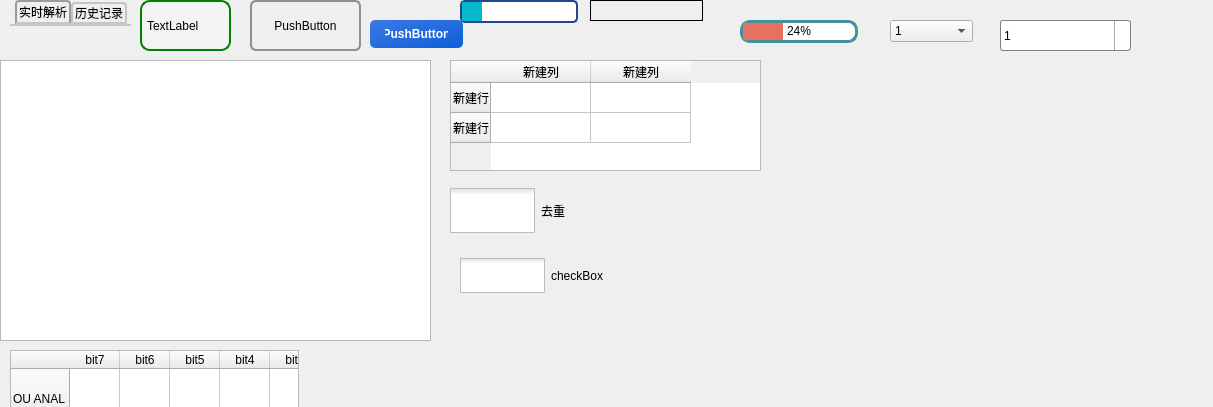
Qt form KCTS/KCTS Project/demo/test.ui (learniuH/work) before a commit.
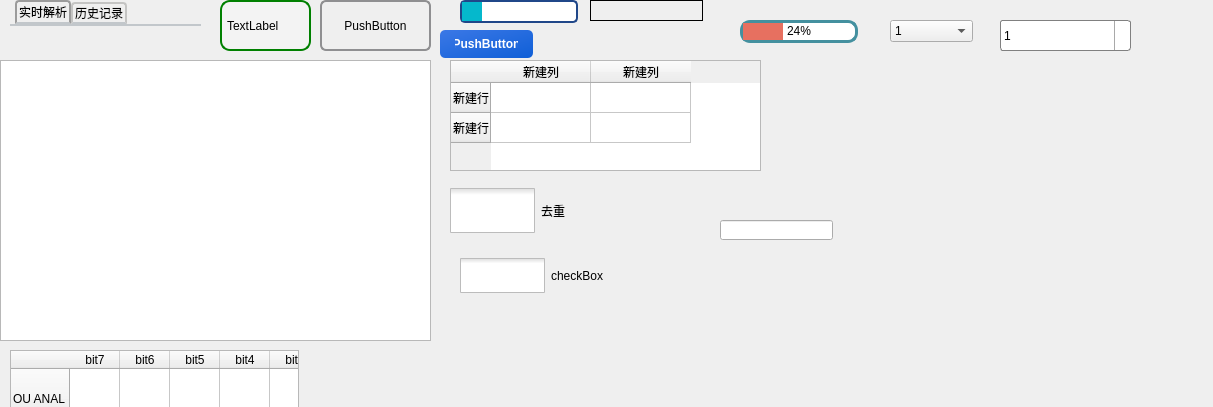
The same form after that commit. Icons and pictures are not drawn.

The edit to the form file:
```diff
--- a/KCTS/KCTS Project/demo/test.ui
+++ b/KCTS/KCTS Project/demo/test.ui
@@ -18,7 +18,7 @@
     <rect>
      <x>10</x>
      <y>0</y>
-     <width>121</width>
+     <width>191</width>
      <height>71</height>
     </rect>
    </property>
@@ -109,7 +109,7 @@
   <widget class="QLabel" name="label">
    <property name="geometry">
     <rect>
-     <x>140</x>
+     <x>220</x>
      <y>0</y>
      <width>91</width>
      <height>51</height>
@@ -130,7 +130,7 @@
   <widget class="QPushButton" name="pushButton">
    <property name="geometry">
     <rect>
-     <x>250</x>
+     <x>320</x>
      <y>0</y>
      <width>111</width>
      <height>51</height>
@@ -184,8 +184,8 @@
   <widget class="QPushButton" name="pushButton_2">
    <property name="geometry">
     <rect>
-     <x>370</x>
-     <y>20</y>
+     <x>440</x>
+     <y>30</y>
      <width>93</width>
      <height>28</height>
     </rect>
@@ -613,6 +613,16 @@
     <string>checkBox</string>
    </property>
   </widget>
+  <widget class="QLineEdit" name="lineEdit_2">
+   <property name="geometry">
+    <rect>
+     <x>720</x>
+     <y>220</y>
+     <width>113</width>
+     <height>20</height>
+    </rect>
+   </property>
+  </widget>
  </widget>
  <resources>
   <include location="resource.qrc"/>
```
